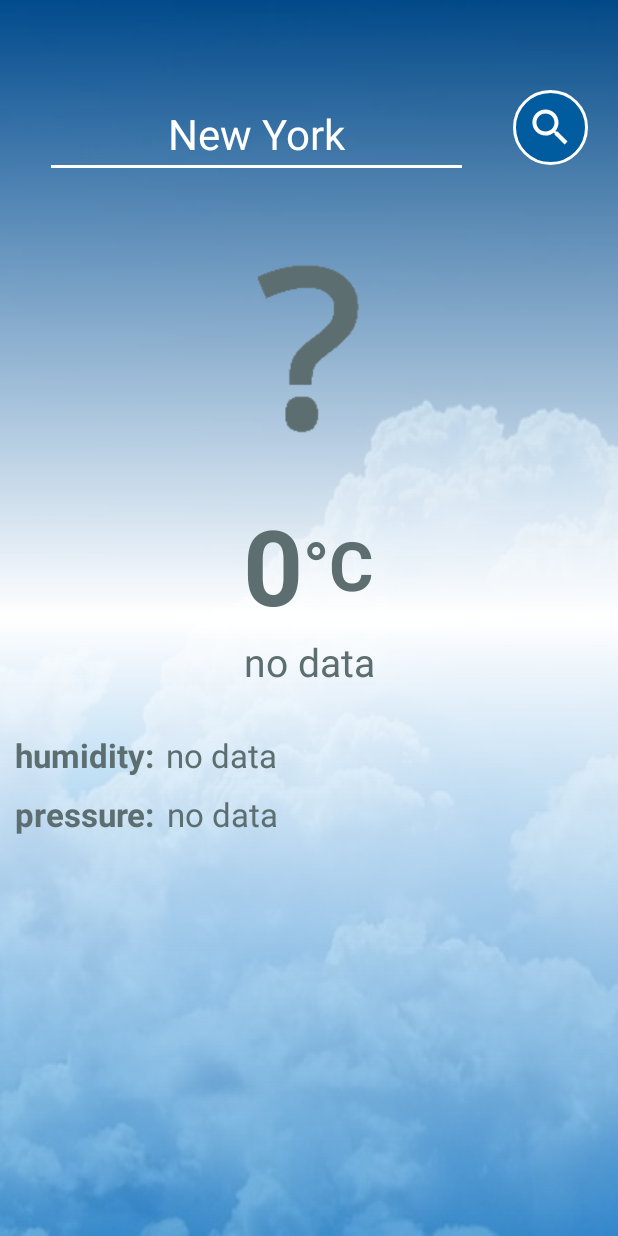
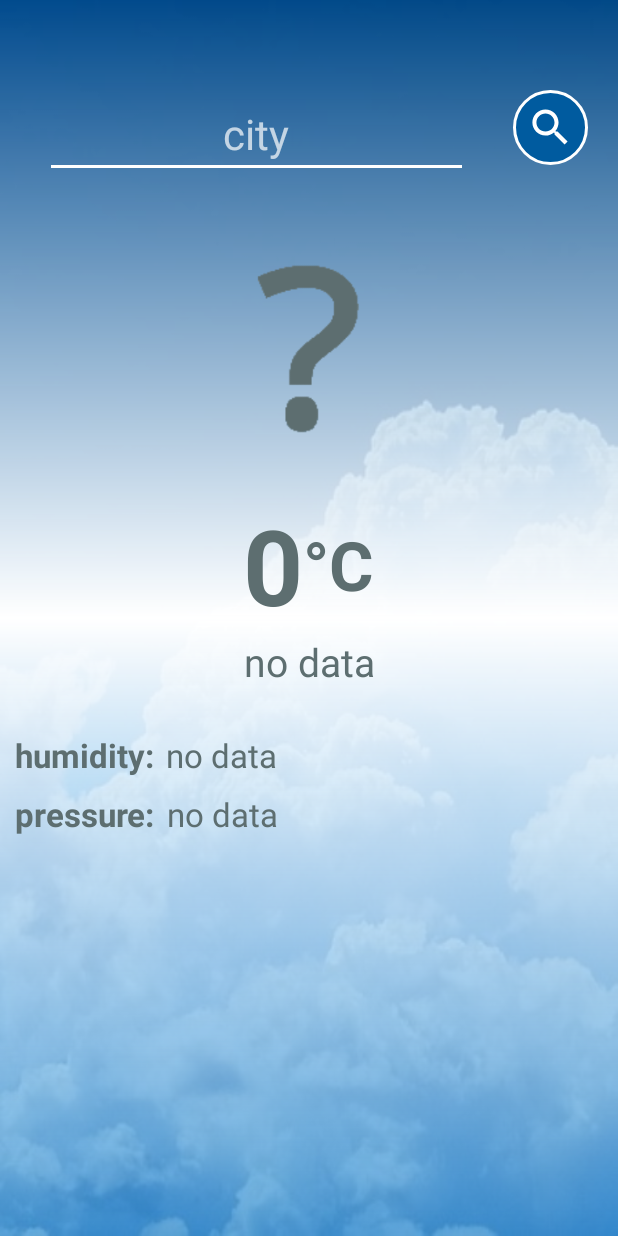
Before and after one commit to natalia-mus/SimpleWeatherApp, an Android app: the screen it shows after launch (MainActivity), on a phone screen of 412 x 824 dp. Run offline under Robolectric (Android 15) with nearby library versions, the phone set to English and light mode, and no system bars; pictures from the network do not load.

Commit message:
Searching forecast only after pushing the button

```diff
--- a/app/src/main/java/com/example/simpleweatherapp/view/MainActivity.kt
+++ b/app/src/main/java/com/example/simpleweatherapp/view/MainActivity.kt
@@ -3,7 +3,6 @@ package com.example.simpleweatherapp.view
 import android.os.Bundle
 import android.view.View
 import androidx.appcompat.app.AppCompatActivity
-import androidx.lifecycle.Observer
 import androidx.lifecycle.ViewModelProvider
 import com.bumptech.glide.Glide
 import com.example.simpleweatherapp.R
@@ -20,7 +19,6 @@ class MainActivity : AppCompatActivity() {
         setContentView(R.layout.activity_main)
 
         viewModel = ViewModelProvider(this).get(MainActivityViewModel::class.java)
-        viewModel.getData(editText_city.text.toString())
 
         setListeners()
         setObservers()
@@ -29,7 +27,7 @@ class MainActivity : AppCompatActivity() {
     private fun setObservers() {
         viewModel.forecast.observe(
             this,
-            Observer { updateData(it) })
+            { updateData(it) })
     }
 
     private fun setListeners() {
--- a/app/src/main/res/layout-land/activity_main.xml
+++ b/app/src/main/res/layout-land/activity_main.xml
@@ -98,7 +98,6 @@
             android:layout_weight="5"
             android:hint="@string/hint_city"
             android:singleLine="true"
-            android:text="@string/city_name"
             android:textAlignment="center"
             android:textColorLink="@color/white"
             android:textSize="28sp"
@@ -126,10 +125,10 @@
 
     <LinearLayout
         android:id="@+id/details_section"
-        android:padding="40dp"
         android:layout_width="wrap_content"
         android:layout_height="wrap_content"
         android:orientation="vertical"
+        android:padding="40dp"
         app:layout_constraintStart_toEndOf="@id/icon_section"
         app:layout_constraintTop_toBottomOf="@id/search_section">
 
--- a/app/src/main/res/layout/activity_main.xml
+++ b/app/src/main/res/layout/activity_main.xml
@@ -28,7 +28,6 @@
             android:layout_weight="5"
             android:hint="@string/hint_city"
             android:singleLine="true"
-            android:text="@string/city_name"
             android:textAlignment="center"
             android:textColorLink="@color/white"
             android:textSize="28sp"
--- a/app/src/main/res/values/strings.xml
+++ b/app/src/main/res/values/strings.xml
@@ -3,7 +3,6 @@
     <string name="no_data">no data</string>
     <string name="something_went_wrong">something went wrong</string>
     <string name="hint_city">city</string>
-    <string name="city_name">New York</string>
     <string name="default_temperature">0</string>
     <string name="temperature_unit">°C</string>
     <string name="label_humidity">humidity: </string>
```
